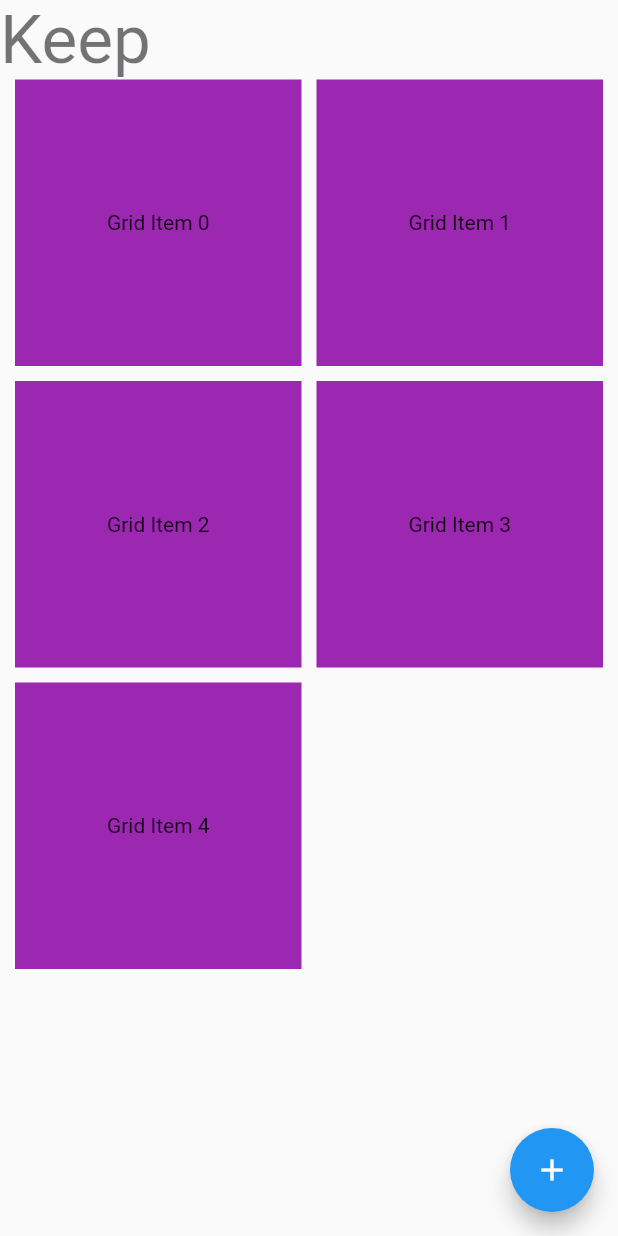
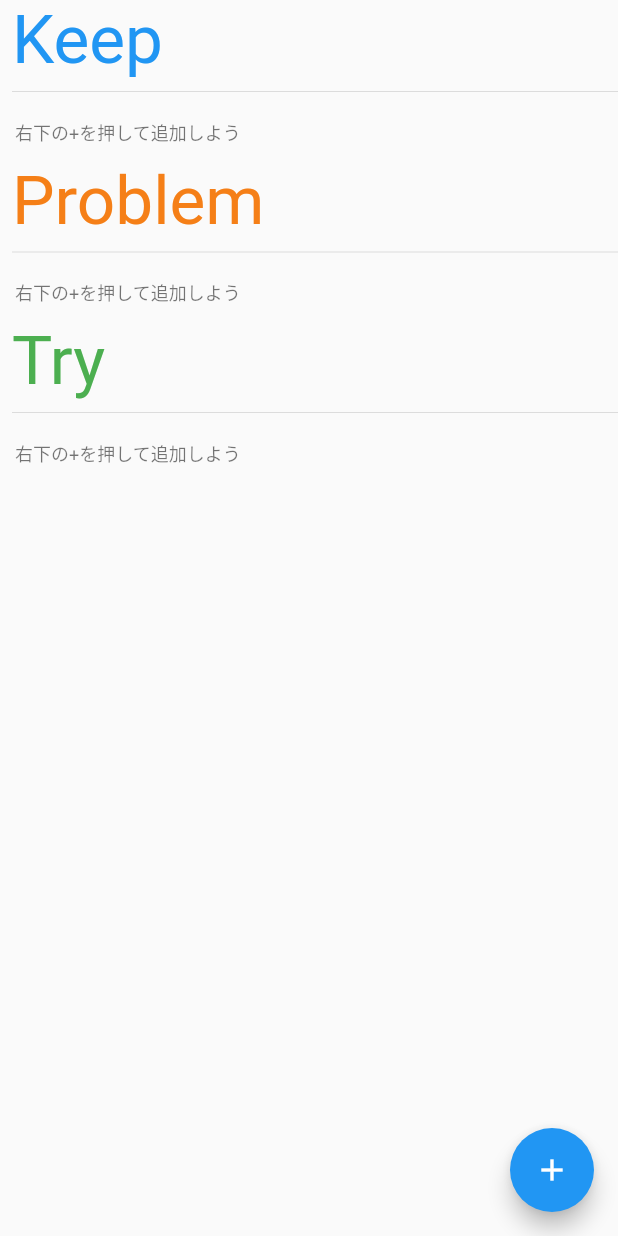
Before and after one commit to toshiya-sato/retrospective_tool, a Flutter app: the MyHomePage screen opened directly, on a phone screen of 412 x 824 dp. Run offline on Flutter 3.47's test engine with Material 2 defaults, Android fonts, the light colour scheme and no system bars; our stand-ins replace dropdown_search, freezed_annotation, hooks_riverpod, modal_bottom_sheet.

Commit message:
[modify/add] Improve top screen (#5)
[add/modify] improving top screen

```diff
--- a/lib/input_form.dart
+++ b/lib/input_form.dart
@@ -19,7 +19,6 @@ class InputForm extends HookConsumerWidget {
     return Scaffold(
         body: Padding(
       padding: const EdgeInsets.all(8.0),
-      child: Expanded(
       child: Column(
         // mainAxisAlignment: MainAxisAlignment.spaceBetween,
         children: [
@@ -60,7 +59,6 @@ class InputForm extends HookConsumerWidget {
               child: const Text('登録'))
         ],
       ),
-      ),
     ));
   }
 
--- a/lib/main.dart
+++ b/lib/main.dart
@@ -1,72 +1,8 @@
 import 'package:flutter/material.dart';
 import 'package:hooks_riverpod/hooks_riverpod.dart';
-import 'package:modal_bottom_sheet/modal_bottom_sheet.dart';
-import 'package:retrospective_tool/input_form.dart';
+
+import 'top.dart';
 
 void main() {
-  runApp(ProviderScope(child: const MyApp()));
+  runApp(const ProviderScope(child: Top()));
 }
-
-class MyApp extends StatelessWidget {
-  const MyApp({Key? key}) : super(key: key);
-
-  // This widget is the root of your application.
-  @override
-  Widget build(BuildContext context) {
-    return MaterialApp(
-      title: 'Flutter Demo',
-      theme: ThemeData(
-        primarySwatch: Colors.blue,
-      ),
-      home: const MyHomePage(),
-    );
-  }
-}
-
-class MyHomePage extends StatelessWidget {
-  const MyHomePage({Key? key}) : super(key: key);
-
-  @override
-  Widget build(BuildContext context) {
-    return Scaffold(
-      body: CustomScrollView(
-        slivers: [
-          SliverToBoxAdapter(
-            child: Text(
-              'Keep',
-              style: Theme.of(context).textTheme.headline3,
-            ),
-          ),
-          SliverPadding(
-            padding: EdgeInsets.only(left: 10.0, right: 10.0),
-            sliver: SliverGrid(
-              gridDelegate: const SliverGridDelegateWithMaxCrossAxisExtent(
-                maxCrossAxisExtent: 200.0,
-                mainAxisSpacing: 10.0,
-                crossAxisSpacing: 10.0,
-              ),
-              delegate: SliverChildBuilderDelegate(
-                (BuildContext context, int index) {
-                  return Container(
-                    alignment: Alignment.center,
-                    color: Colors.purple,
-                    child: Text('Grid Item $index'),
-                  );
-                },
-                childCount: 5,
-              ),
-            ),
-          ),
-        ],
-      ),
-      floatingActionButton: FloatingActionButton(
-          child: Icon(Icons.add),
-          onPressed: () {
-            showCupertinoModalBottomSheet(
-              context: context,
-              builder: (context) => InputForm(),
-            );
-          }),
-    );
-  }
-}
--- /dev/null
+++ b/lib/top.dart
@@ -0,0 +1,119 @@
+import 'package:flutter/material.dart';
+import 'package:hooks_riverpod/hooks_riverpod.dart';
+import 'package:modal_bottom_sheet/modal_bottom_sheet.dart';
+import 'package:retrospective_tool/input_form.dart';
+import 'package:retrospective_tool/widgets/kpt_note_widget.dart';
+
+import 'model/kpt_note.dart';
+import 'state/kpt_note_list.state.dart';
+
+class Top extends StatelessWidget {
+  const Top({Key? key}) : super(key: key);
+
+  // This widget is the root of your application.
+  @override
+  Widget build(BuildContext context) {
+    return MaterialApp(
+      title: 'Flutter Demo',
+      theme: ThemeData(
+        primarySwatch: Colors.blue,
+      ),
+      home: const MyHomePage(),
+    );
+  }
+}
+
+class MyHomePage extends HookConsumerWidget {
+  const MyHomePage({Key? key}) : super(key: key);
+
+  @override
+  Widget build(BuildContext context, WidgetRef ref) {
+    final kptNoteList = ref.watch(kptNoteListProvider);
+    final keeps = kptNoteList.where((el) => el.category == 'Keep').toList();
+    final problems =
+        kptNoteList.where((el) => el.category == 'Problem').toList();
+    final tries = kptNoteList.where((el) => el.category == 'Try').toList();
+    return Scaffold(
+      body: CustomScrollView(
+        slivers: [
+          _generateCategoryHeadline(
+            'Keep',
+            Theme.of(context).textTheme.headline3!.copyWith(color: Colors.blue),
+          ),
+          _generateNoteWidgets(keeps, context),
+          _generateCategoryHeadline(
+            'Problem',
+            Theme.of(context)
+                .textTheme
+                .headline3!
+                .copyWith(color: Colors.yellow[900]),
+          ),
+          _generateNoteWidgets(problems, context),
+          _generateCategoryHeadline(
+            'Try',
+            Theme.of(context)
+                .textTheme
+                .headline3!
+                .copyWith(color: Colors.green),
+          ),
+          _generateNoteWidgets(tries, context),
+        ],
+      ),
+      floatingActionButton: FloatingActionButton(
+          child: const Icon(Icons.add),
+          onPressed: () {
+            showCupertinoModalBottomSheet(
+              context: context,
+              builder: (context) => const InputForm(),
+            );
+          }),
+    );
+  }
+
+  _generateCategoryHeadline(String category, TextStyle style) {
+    return SliverToBoxAdapter(
+      child: Padding(
+        padding: const EdgeInsets.only(left: 8.0),
+        child: Column(
+          crossAxisAlignment: CrossAxisAlignment.start,
+          children: [
+            Text(
+              category,
+              style: style,
+            ),
+            const Divider(),
+          ],
+        ),
+      ),
+    );
+  }
+
+  _generateNoteWidgets(List<KptNote> list, BuildContext context) {
+    return list.isNotEmpty
+        ? SliverPadding(
+            padding: const EdgeInsets.only(left: 10.0, right: 10.0),
+            sliver: SliverGrid(
+              gridDelegate: const SliverGridDelegateWithMaxCrossAxisExtent(
+                maxCrossAxisExtent: 200.0,
+                mainAxisSpacing: 10.0,
+                crossAxisSpacing: 10.0,
+              ),
+              delegate: SliverChildBuilderDelegate(
+                (BuildContext context, int index) {
+                  return KptNoteWidget(
+                    kptNote: list[index],
+                  );
+                },
+                childCount: list.length,
+              ),
+            ),
+          )
+        : SliverToBoxAdapter(
+            child: Padding(
+              padding: const EdgeInsets.all(10.0),
+              child: Text('右下の+を押して追加しよう',
+                  style: Theme.of(context).textTheme.bodySmall),
+            ),
+          );
+  }
+}
```
Also changed, not shown: lib/widgets/kpt_note_widget.dart (added, +51 -0 lines). Lines whose indentation alone changed are shown as unchanged.
